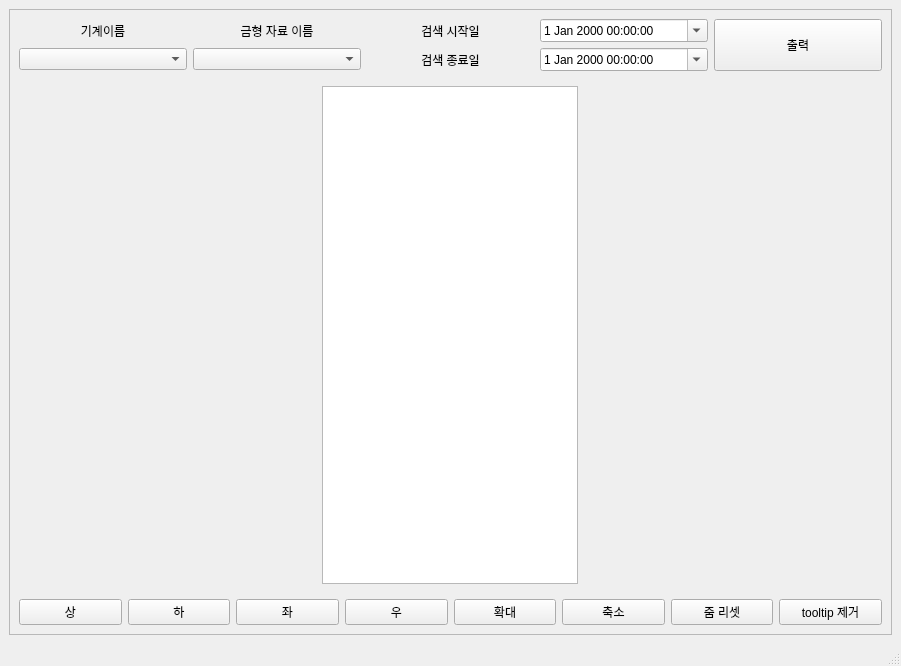
Old version of the form data_graph_m_widget.ui in the repository good7zzang/QT_DBA.
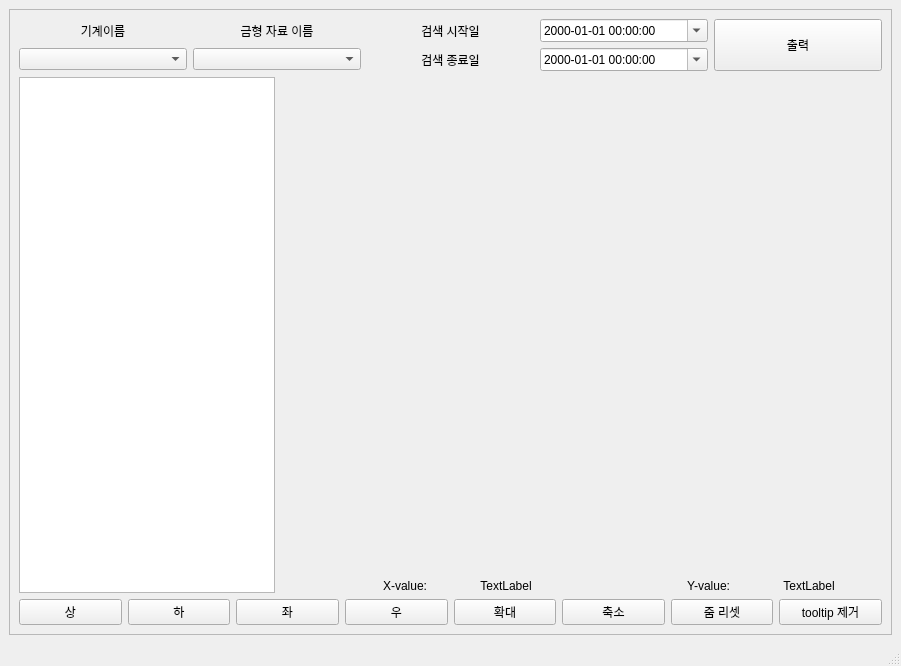
New version of the form.

Patch:
```diff
--- a/data_graph_m_widget.ui
+++ b/data_graph_m_widget.ui
@@ -30,7 +30,22 @@
         </rect>
        </property>
        <layout class="QGridLayout" name="gridLayout">
-        <item row="0" column="0">
+        <item row="2" column="1">
+         <widget class="QWidget" name="widget" native="true">
+          <property name="sizePolicy">
+           <sizepolicy hsizetype="Expanding" vsizetype="Expanding">
+            <horstretch>0</horstretch>
+            <verstretch>0</verstretch>
+           </sizepolicy>
+          </property>
+          <layout class="QGridLayout" name="gridLayout_5">
+           <item row="0" column="2" rowspan="2">
+            <layout class="QGridLayout" name="chart_layout"/>
+           </item>
+          </layout>
+         </widget>
+        </item>
+        <item row="0" column="0" colspan="2">
          <layout class="QGridLayout" name="gridLayout_3">
           <item row="0" column="0">
            <widget class="QLabel" name="label_3">
@@ -57,6 +72,9 @@
           </item>
           <item row="0" column="3">
            <widget class="QDateTimeEdit" name="start_search_time">
+            <property name="displayFormat">
+             <string>yyyy-MM-dd HH:mm:ss</string>
+            </property>
             <property name="calendarPopup">
              <bool>true</bool>
             </property>
@@ -87,6 +105,9 @@
           </item>
           <item row="1" column="3">
            <widget class="QDateTimeEdit" name="end_search_time">
+            <property name="displayFormat">
+             <string>yyyy-MM-dd HH:mm:ss</string>
+            </property>
             <property name="calendarPopup">
              <bool>true</bool>
             </property>
@@ -107,38 +128,7 @@
           </item>
          </layout>
         </item>
-        <item row="2" column="0">
-         <widget class="QWidget" name="widget" native="true">
-          <property name="sizePolicy">
-           <sizepolicy hsizetype="Expanding" vsizetype="Expanding">
-            <horstretch>0</horstretch>
-            <verstretch>0</verstretch>
-           </sizepolicy>
-          </property>
-          <layout class="QGridLayout" name="gridLayout_5">
-           <item row="0" column="1">
-            <layout class="QGridLayout" name="chart_layout"/>
-           </item>
-           <item row="0" column="0">
-            <widget class="QTreeView" name="tree_chart_item_list">
-             <property name="sizePolicy">
-              <sizepolicy hsizetype="Maximum" vsizetype="Expanding">
-               <horstretch>0</horstretch>
-               <verstretch>0</verstretch>
-              </sizepolicy>
-             </property>
-             <property name="editTriggers">
-              <set>QAbstractItemView::NoEditTriggers</set>
-             </property>
-             <property name="selectionMode">
-              <enum>QAbstractItemView::MultiSelection</enum>
-             </property>
-            </widget>
-           </item>
-          </layout>
-         </widget>
-        </item>
-        <item row="4" column="0">
+        <item row="5" column="0" colspan="2">
          <layout class="QHBoxLayout" name="horizontalLayout">
           <item>
            <widget class="QPushButton" name="pushButton_7">
@@ -198,6 +188,66 @@
           </item>
          </layout>
         </item>
+        <item row="4" column="1">
+         <layout class="QHBoxLayout" name="horizontalLayout_2">
+          <item>
+           <widget class="QLabel" name="label_5">
+            <property name="text">
+             <string>X-value:</string>
+            </property>
+            <property name="alignment">
+             <set>Qt::AlignRight|Qt::AlignTrailing|Qt::AlignVCenter</set>
+            </property>
+           </widget>
+          </item>
+          <item>
+           <widget class="QLabel" name="La_xvalue">
+            <property name="text">
+             <string>TextLabel</string>
+            </property>
+            <property name="alignment">
+             <set>Qt::AlignCenter</set>
+            </property>
+           </widget>
+          </item>
+          <item>
+           <widget class="QLabel" name="label_7">
+            <property name="text">
+             <string>Y-value:</string>
+            </property>
+            <property name="alignment">
+             <set>Qt::AlignRight|Qt::AlignTrailing|Qt::AlignVCenter</set>
+            </property>
+           </widget>
+          </item>
+          <item>
+           <widget class="QLabel" name="La_yvalue">
+            <property name="text">
+             <string>TextLabel</string>
+            </property>
+            <property name="alignment">
+             <set>Qt::AlignCenter</set>
+            </property>
+           </widget>
+          </item>
+         </layout>
+        </item>
+        <item row="2" column="0" rowspan="3">
+         <widget class="QTreeView" name="tree_chart_item_list">
+          <property name="sizePolicy">
+           <sizepolicy hsizetype="Maximum" vsizetype="Expanding">
+            <horstretch>0</horstretch>
+            <verstretch>0</verstretch>
+           </sizepolicy>
+          </property>
+          <property name="editTriggers">
+           <set>QAbstractItemView::NoEditTriggers</set>
+          </property>
+          <property name="selectionMode">
+           <enum>QAbstractItemView::MultiSelection</enum>
+          </property>
+         </widget>
+        </item>
        </layout>
       </widget>
      </widget>
```
